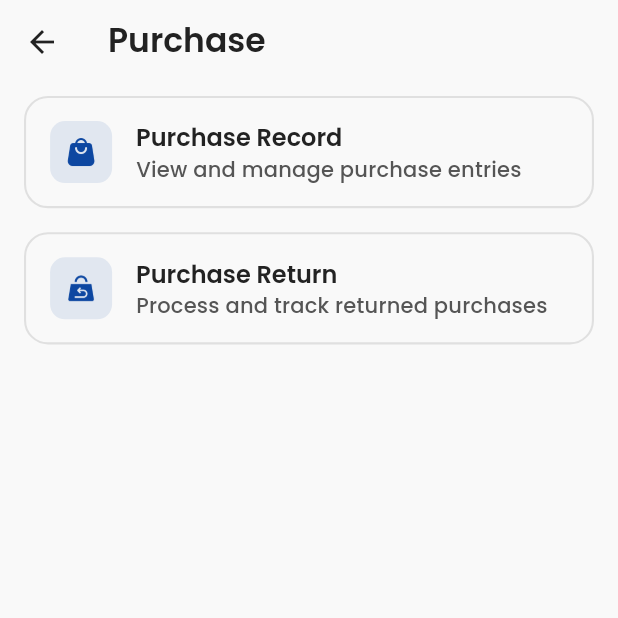
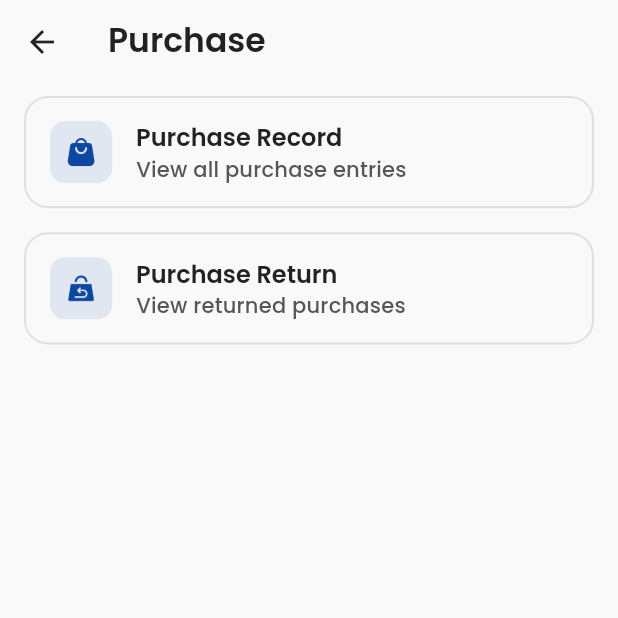
Before and after one commit to DevNadimm/Smart-Furniture, a Flutter app: the PurchaseModulePage screen opened directly, on a phone screen of 412 x 824 dp, the top half of it. Run offline on Flutter 3.47's test engine with Material 3 defaults, Android fonts, the phone set to English and light mode, and no system bars; our stand-ins replace cached_network_image, flutter_bloc, fluttertoast, google_fonts, hugeicons, shared_preferences; accounts and stored records are empty; generated files the repository leaves out were written again; network calls fail.

Commit message:
purchase record update

```diff
--- a/lib/features/dashboard/data/datasources/purchase_module_local_data_source.dart
+++ b/lib/features/dashboard/data/datasources/purchase_module_local_data_source.dart
@@ -1,6 +1,7 @@
 import 'package:flutter/cupertino.dart';
 import 'package:flutter_gen/gen_l10n/app_localizations.dart';
 import 'package:smart_furniture/features/dashboard/domain/entities/sales_module.dart';
+import 'package:smart_furniture/features/purchase/presentation/pages/purchase_record_page.dart';
 
 class PurchaseModuleLocalDataSource {
   static List<SubModule> getPurchaseModules(BuildContext context) {
@@ -11,7 +12,9 @@ class PurchaseModuleLocalDataSource {
         title: strings.purchaseRecordTitle,
         subTitle: strings.purchaseRecordSubtitle,
         iconPath: 'assets/images/modules/purchase.png',
-        onTap: () {},
+        onTap: () {
+          Navigator.push(context, PurchaseRecordPage.route());
+        },
       ),
       SubModule(
         title: strings.purchaseReturnTitle,
--- a/lib/features/hr_and_payroll/presentation/pages/employee_list_page.dart
+++ b/lib/features/hr_and_payroll/presentation/pages/employee_list_page.dart
@@ -36,7 +36,7 @@ class _EmployeeListPageState extends State<EmployeeListPage> {
 
     return Scaffold(
       appBar: AppBar(
-        title: Text(strings!.salaryPaymentTitle),
+        title: Text(strings!.employeeListTitle),
       ),
       body: Column(
         children: [
--- a/lib/l10n/app_en.arb
+++ b/lib/l10n/app_en.arb
@@ -4,44 +4,44 @@
   "nextScreenBtn": "Continue",
   "languageScreenSubtitle": "Select the language you’re most comfortable with to personalize your app experience.",
   "selectShopTitle": "Select a Shop",
-  "selectShopSubtitle": "Pick a shop to manage operations and view insights.",
+  "selectShopSubtitle": "Choose a shop to view data and insights.",
   "changeShopBtn": "Switch Shop",
 
   "@@moduleTitles": "===== Module Titles =====",
   "sales": "Sales",
-  "salesSubTitle": "Manage sales entries and records",
+  "salesSubTitle": "View sales entries and records",
   "purchase": "Purchase",
-  "purchaseSubTitle": "Manage purchase entries and records",
+  "purchaseSubTitle": "View purchase entries and records",
   "accounts": "Accounts",
-  "accountsSubTitle": "Track account balances and dues",
+  "accountsSubTitle": "View account balances and dues",
   "administration": "Administration",
-  "administrationSubTitle": "Manage products and inventory",
+  "administrationSubTitle": "View products and inventory",
   "hr": "HR & Payroll",
-  "hrSubTitle": "Manage staff and attendance",
+  "hrSubTitle": "View staff information and attendance",
   "dailyReports": "Daily Reports",
-  "dailyReportsSubTitle": "View daily income and expenses",
+  "dailyReportsSubTitle": "Check daily income and expenses",
   "reports": "Reports",
-  "reportsSubTitle": "View monthly and yearly reports",
+  "reportsSubTitle": "Check monthly and yearly reports",
   "switchShop": "Switch Shop",
-  "switchShopSubTitle": "Manage a different shop",
+  "switchShopSubTitle": "View a different shop",
 
   "@@salesModule": "===== Sales Module =====",
   "salesRecordTitle": "Sales Record",
-  "salesRecordSubtitle": "View and manage sales entries",
+  "salesRecordSubtitle": "View all sales entries",
   "salesReturnTitle": "Sales Return",
-  "salesReturnSubtitle": "Process and track returns",
+  "salesReturnSubtitle": "View returned sales entries",
   "stockTitle": "Stock",
   "stockSubtitle": "Check current inventory",
 
   "@@purchaseModule": "===== Purchase Module =====",
   "purchaseRecordTitle": "Purchase Record",
-  "purchaseRecordSubtitle": "View and manage purchase entries",
+  "purchaseRecordSubtitle": "View all purchase entries",
   "purchaseReturnTitle": "Purchase Return",
-  "purchaseReturnSubtitle": "Process and track returned purchases",
+  "purchaseReturnSubtitle": "View returned purchases",
 
   "@@hrModule": "===== Hr Module =====",
   "salaryPaymentTitle": "Salary Payment",
-  "salaryPaymentSubtitle": "Manage and process employee salaries",
+  "salaryPaymentSubtitle": "View employee salary details",
   "employeeListTitle": "Employee List",
-  "employeeListSubtitle": "View and manage all employees"
+  "employeeListSubtitle": "View all employees"
 }
--- a/lib/main.dart
+++ b/lib/main.dart
@@ -4,6 +4,7 @@ import 'package:smart_furniture/app.dart';
 import 'package:smart_furniture/features/hr_and_payroll/presentation/blocs/employee_list/employee_list_bloc.dart';
 import 'package:smart_furniture/features/hr_and_payroll/presentation/blocs/salary_payment/salary_payment_bloc.dart';
 import 'package:smart_furniture/features/language_selector/presentation/cubit/language_cubit.dart';
+import 'package:smart_furniture/features/purchase/presentation/blocs/purchase_record_bloc.dart';
 import 'package:smart_furniture/features/sales/presentation/blocs/sales_record/sales_record_bloc.dart';
 import 'package:smart_furniture/features/sales/presentation/blocs/stock/stock_bloc.dart';
 import 'package:smart_furniture/features/shop_selector/presentation/cubit/shop_selection_cubit.dart';
@@ -18,6 +19,7 @@ void main() {
         BlocProvider(create: (_) => StockBloc()),
         BlocProvider(create: (_) => SalaryPaymentBloc()),
         BlocProvider(create: (_) => EmployeeListBloc()),
+        BlocProvider(create: (_) => PurchaseRecordBloc()),
       ],
       child: const MyApp(),
     ),
```
Also changed, not shown: lib/features/purchase/presentation/pages/purchase_record_page.dart (+117 -0 lines), lib/features/purchase/presentation/widgets/purchase_record_card.dart (+148 -0 lines), lib/l10n/app_bn.arb (+15 -15 lines).
